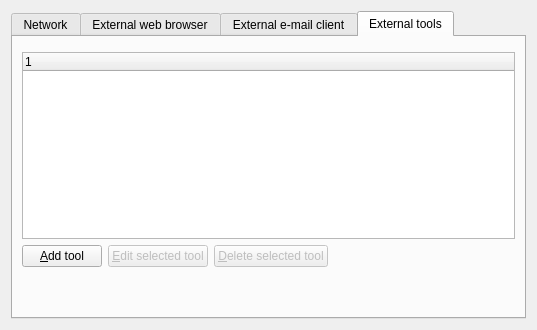
First picture: the form in src/librssguard/gui/settings/settingsbrowsermail.ui, repository martinrotter/rssguard, before the edit.
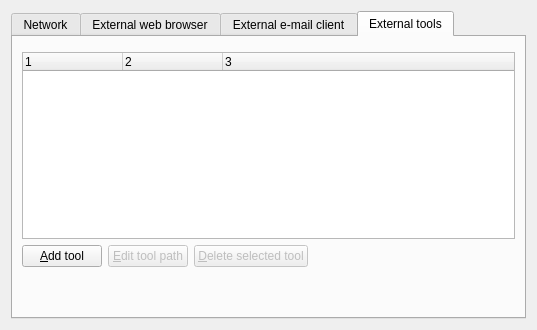
Second picture: the form after the edit. The open tabs and pages were chosen to show the change. Custom widgets are drawn as their Qt base class.

Commit message: ability to  name ext. tools, fixes #839

The edit to the form file:
```diff
--- a/src/librssguard/gui/settings/settingsbrowsermail.ui
+++ b/src/librssguard/gui/settings/settingsbrowsermail.ui
@@ -303,11 +303,24 @@
          <property name="allColumnsShowFocus">
           <bool>true</bool>
          </property>
+         <property name="columnCount">
+          <number>3</number>
+         </property>
          <column>
           <property name="text">
            <string notr="true">1</string>
           </property>
          </column>
+         <column>
+          <property name="text">
+           <string notr="true">2</string>
+          </property>
+         </column>
+         <column>
+          <property name="text">
+           <string notr="true">3</string>
+          </property>
+         </column>
         </widget>
        </item>
        <item row="2" column="0">
@@ -325,7 +338,7 @@
             <bool>false</bool>
            </property>
            <property name="text">
-            <string>&amp;Edit selected tool</string>
+            <string>&amp;Edit tool path</string>
            </property>
           </widget>
          </item>
```
The commit also changes 9 other files.
